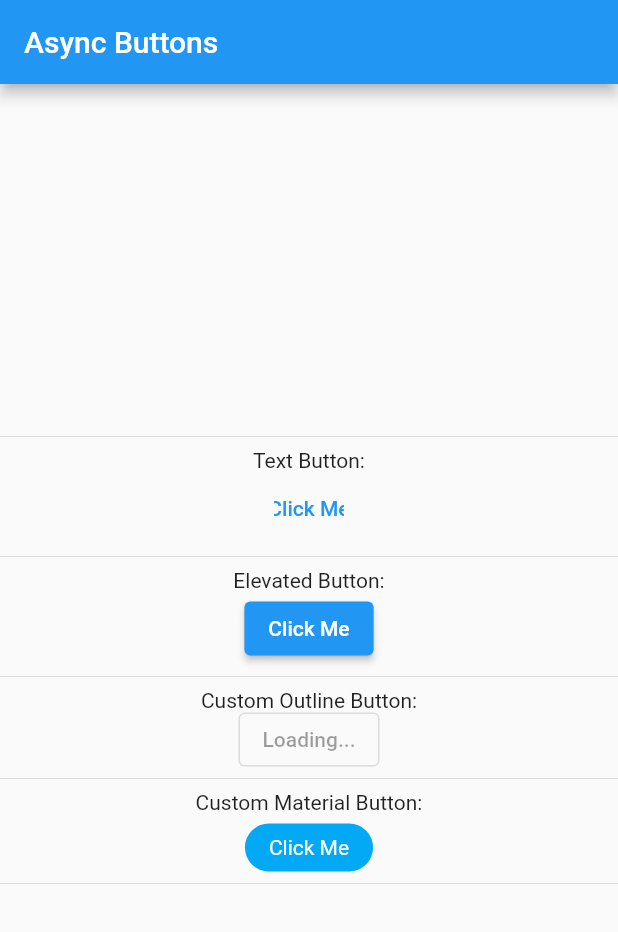
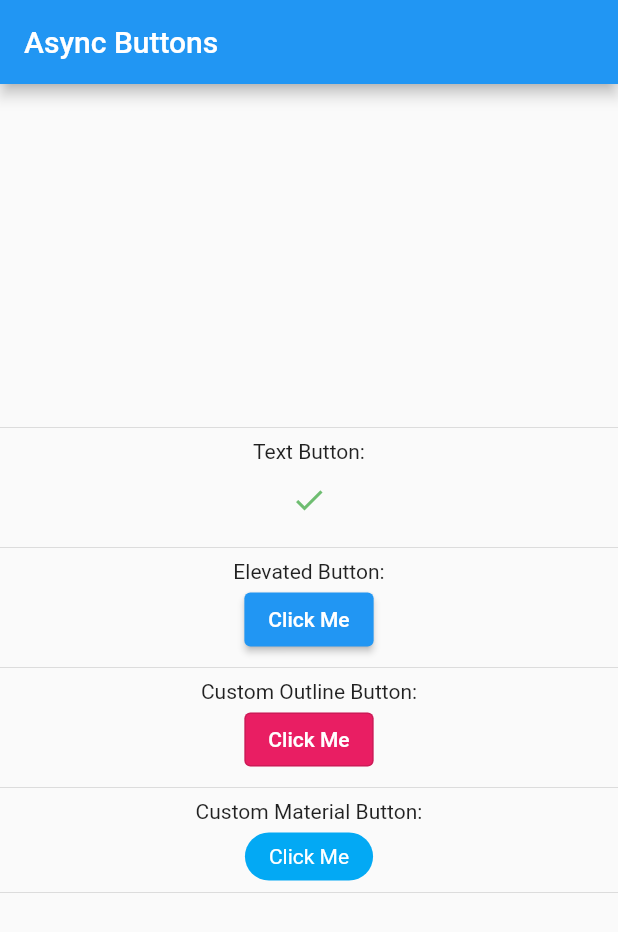
Before and after one commit to stargazing-dino/async_button_builder, a Flutter app: the screen it shows after launch, after a tap on "Click Me", on a phone screen of 412 x 824 dp. Shown: the top 932 px of the screen. Run offline on Flutter 3.47's test engine with Material 2 defaults, Android fonts, the phone set to English and light mode, and no system bars; our stand-ins replace freezed_annotation; generated files the repository leaves out were written again.

Commit message:
Missing docs and examples

````diff
--- a/example/lib/main.dart
+++ b/example/lib/main.dart
@@ -36,7 +36,6 @@ class MyHomePage extends StatelessWidget {
                 return TextButton(
                   child: child,
                   onPressed: callback,
-                  style: ButtonStyle(),
                 );
               },
             ),
@@ -59,19 +58,25 @@ class MyHomePage extends StatelessWidget {
             AsyncButtonBuilder(
               child: Text('Click Me'),
               loadingWidget: Text('Loading...'),
-              // Change me to see value change
-              isLoading: true,
               onPressed: () async {
                 await Future.delayed(Duration(seconds: 1));
+
+                throw 'shucks';
               },
-              builder: (context, child, callback, isLoading) {
+              builder: (context, child, callback, buttonState) {
+                final buttonColor = buttonState.when(
+                  idling: () => Colors.pink,
+                  loading: () => Colors.yellow,
+                  completing: () => Colors.deepPurple,
+                  erroring: () => Colors.blueGrey,
+                );
+
                 return OutlinedButton(
                   child: child,
                   onPressed: callback,
-                  style: ButtonStyle(
-                    tapTargetSize: isLoading
-                        ? MaterialTapTargetSize.shrinkWrap
-                        : MaterialTapTargetSize.padded,
+                  style: OutlinedButton.styleFrom(
+                    primary: Colors.white,
+                    backgroundColor: buttonColor,
                   ),
                 );
               },
@@ -83,8 +88,6 @@ class MyHomePage extends StatelessWidget {
               color: Colors.lightBlue,
               shape: StadiumBorder(),
               child: AsyncButtonBuilder(
-                valueColor: Colors.white,
-                loadingPadding: const EdgeInsets.all(8.0),
                 child: Padding(
                   padding: const EdgeInsets.symmetric(
                     horizontal: 16.0,
--- a/lib/async_button_builder.dart
+++ b/lib/async_button_builder.dart
@@ -1,3 +1,6 @@
+import 'dart:async';
+
+import 'package:async_button_builder/src/button_state/button_state.dart';
 import 'package:flutter/foundation.dart';
 import 'package:flutter/material.dart';
 
@@ -10,7 +13,7 @@ class AsyncButtonBuilder extends StatefulWidget {
     BuildContext context,
     Widget child,
     AsyncCallback? callback,
-    bool isLoading,
+    ButtonState buttonState,
   ) builder;
 
   /// The child of the button. In the case of an [IconButton], this can be a an
@@ -30,12 +33,13 @@ class AsyncButtonBuilder extends StatefulWidget {
   /// completes.
   final AsyncCallback onPressed;
 
-  /// This is used to manually drive the state of the loading button.
+  /// This is used to manually drive the state of the loading button thus
+  /// initiating the corresponding animation and button state
   ///
   /// Until otherwise requested, if the button is not loading it will still
   /// respond to presses and change the internal `isLoading`. In that case,
   /// this `isLoading` will not match the actual one of the widget.
-  final bool isLoading;
+  final ButtonState buttonState;
 
   /// This is used to manually drive the disabled state of the button.
   final bool disabled;
@@ -50,19 +54,35 @@ class AsyncButtonBuilder extends StatefulWidget {
   ///     valueColor: valueColor,
   ///   ),
   /// )
-  final Widget? loadingWidget;
+  final Widget loadingWidget;
 
-  /// This changes the color of the default [CircularProgressIndicator].
-  final Color? valueColor;
+  final AnimatedSwitcherTransitionBuilder idlingTransitionBuilder;
 
-  /// Optional padding around the child. This is useful if you are creating
-  /// your own button with [Material] and need padding around the inner child.
-  final EdgeInsets? padding;
+  final AnimatedSwitcherTransitionBuilder loadingTransitionBuilder;
 
-  /// Optional padding around the loading widget. This is useful if you are
-  /// creating your own button with [Material] and need a seperate padding
-  /// around the loading indicator unequal to the child's [padding].
-  final EdgeInsets? loadingPadding;
+  final AnimatedSwitcherTransitionBuilder completingTransitionBuilder;
+
+  final AnimatedSwitcherTransitionBuilder erroringTransitionBuilder;
+
+  /// The widget used to replace the [child] when the button is in a completing
+  /// state. If this is null the default widget is:
+  ///
+  /// SizedBox(
+  ///   height: 16.0,
+  ///   width: 16.0,
+  ///   child: Icons(Icon.check)
+  /// )
+  final Widget completingWidget;
+
+  final Duration completingIdleTime;
+
+  final Duration erroringIdleTime;
+
+  final Widget erroringWidget;
+
+  final Curve switchInCurve;
+
+  final Curve switchOutCurve;
 
   const AsyncButtonBuilder({
     Key? key,
@@ -70,12 +90,30 @@ class AsyncButtonBuilder extends StatefulWidget {
     required this.onPressed,
     required this.builder,
     this.duration = const Duration(milliseconds: 250),
-    this.isLoading = false,
+    this.buttonState = const ButtonState.idling(),
     this.disabled = false,
-    this.padding,
-    this.loadingWidget,
-    this.loadingPadding,
-    this.valueColor,
+    this.completingIdleTime = const Duration(seconds: 1),
+    this.erroringIdleTime = const Duration(seconds: 1),
+    this.loadingWidget = const SizedBox(
+      height: 16.0,
+      width: 16.0,
+      child: CircularProgressIndicator(),
+    ),
+    this.completingWidget = const Icon(
+      Icons.check,
+      color: Colors.green,
+    ),
+    this.erroringWidget = const Icon(
+      Icons.error,
+      color: Colors.red,
+    ),
+    this.loadingTransitionBuilder = AnimatedSwitcher.defaultTransitionBuilder,
+    this.idlingTransitionBuilder = AnimatedSwitcher.defaultTransitionBuilder,
+    this.completingTransitionBuilder =
+        AnimatedSwitcher.defaultTransitionBuilder,
+    this.erroringTransitionBuilder = AnimatedSwitcher.defaultTransitionBuilder,
+    this.switchInCurve = Curves.linear,
+    this.switchOutCurve = Curves.linear,
   }) : super(key: key);
 
   @override
@@ -84,19 +122,22 @@ class AsyncButtonBuilder extends StatefulWidget {
 
 class _AsyncButtonBuilderState extends State<AsyncButtonBuilder>
     with SingleTickerProviderStateMixin {
-  late bool isLoading;
+  late ButtonState buttonState;
+  late final AnimationController controller;
+  Timer? timer;
 
   @override
   void initState() {
-    isLoading = widget.isLoading;
+    buttonState = widget.buttonState;
+    // am I going to need a different controller for each animation?
     super.initState();
   }
 
   @override
   void didUpdateWidget(covariant AsyncButtonBuilder oldWidget) {
-    if (widget.isLoading != oldWidget.isLoading) {
+    if (widget.buttonState != oldWidget.buttonState) {
       setState(() {
-        isLoading = widget.isLoading;
+        buttonState = buttonState;
       });
     }
 
@@ -105,57 +146,89 @@ class _AsyncButtonBuilderState extends State<AsyncButtonBuilder>
 
   @override
   Widget build(BuildContext context) {
-    final color = widget.valueColor;
-    final padding = widget.padding;
-    final loadingPadding = widget.loadingPadding;
-    final valueColor =
-        color == null ? null : AlwaysStoppedAnimation<Color>(color);
-    final child = padding == null
-        ? widget.child
-        : Padding(padding: padding, child: widget.child);
-    var loadingWidget = widget.loadingWidget ??
-        SizedBox(
-          height: 16.0,
-          width: 16.0,
-          child: CircularProgressIndicator(
-            valueColor: valueColor,
-          ),
-        );
-    loadingWidget = loadingPadding == null
-        ? loadingWidget
-        : Padding(padding: loadingPadding, child: loadingWidget);
-
     return widget.builder(
       context,
       AnimatedSize(
         duration: widget.duration,
-        child: isLoading ? loadingWidget : child,
         vsync: this,
+        child: AnimatedSwitcher(
+          switchInCurve: widget.switchInCurve,
+          duration: widget.duration,
+          transitionBuilder: buttonState.when(
+            idling: () => widget.idlingTransitionBuilder,
+            loading: () => widget.loadingTransitionBuilder,
+            completing: () => widget.completingTransitionBuilder,
+            erroring: () => widget.erroringTransitionBuilder,
+          ),
+          child: buttonState.when(
+            idling: () => widget.child,
+            loading: () => widget.loadingWidget,
+            completing: () => widget.completingWidget,
+            erroring: () => widget.erroringWidget,
+          ),
+        ),
       ),
       widget.disabled
           ? null
-          : isLoading
-              ? null
-              : () async {
-                  // FIXME: I might not want to set isLoading if we're being
-                  // driven by widget.isLoading
+          : buttonState.maybeWhen(
+              idling: () => () async {
+                // FIXME: I might not want to set buttonState if we're being
+                // driven by widget.buttonState...
                 setState(() {
-                    isLoading = true;
+                  buttonState = ButtonState.loading();
                 });
 
                 try {
                   await widget.onPressed();
-                  } catch (error) {
-                    rethrow;
-                  } finally {
+
+                  timer?.cancel();
+
                   if (mounted) {
                     setState(() {
-                        isLoading = false;
+                      buttonState = ButtonState.completing();
+                    });
+
+                    timer = Timer(
+                      widget.completingIdleTime,
+                      () {
+                        timer?.cancel();
+
+                        if (mounted) {
+                          setState(() {
+                            buttonState = ButtonState.idling();
                           });
                         }
+                      },
+                    );
+                  }
+                } catch (error) {
+                  timer?.cancel();
+
+                  if (mounted) {
+                    setState(() {
+                      buttonState = ButtonState.erroring();
+                    });
+
+                    timer = Timer(
+                      widget.erroringIdleTime,
+                      () {
+                        timer?.cancel();
+
+                        if (mounted) {
+                          setState(() {
+                            buttonState = ButtonState.idling();
+                          });
                         }
                       },
-      isLoading,
+                    );
+                  }
+
+                  rethrow;
+                }
+              },
+              orElse: () => null,
+            ),
+      buttonState,
     );
   }
 }
--- /dev/null
+++ b/lib/src/button_state/button_state.dart
@@ -0,0 +1,38 @@
+import 'package:freezed_annotation/freezed_annotation.dart';
+
+part 'button_state.freezed.dart';
+
+/// This union class represents the state of the button in either a [Normal],
+/// [Loading] or [Completing] state. This can be considered a enum with extra
+/// utilities for ease of use.
+///
+/// {@tool snippet}
+///
+/// ```dart
+/// final buttonColor = buttonState.when(
+///   normal: () => Colors.pink,
+///   loading: () => Colors.red,
+///   completing: () => Colors.green,
+/// );
+/// ```
+/// {@end-tool}
+///
+/// You can also disregard other states and handle only those you'd like using
+/// the `.maybeWhen` syntax.
+///
+/// /// {@tool snippet}
+///
+/// ```dart
+/// final buttonColor = buttonState.maybeWhen(
+///   normal: () => Colors.pink,
+///   orElse: () => Colors.red,
+/// );
+/// ```
+/// {@end-tool}
+@freezed
+abstract class ButtonState with _$ButtonState {
+  const factory ButtonState.idling() = Idling;
+  const factory ButtonState.loading() = Loading;
+  const factory ButtonState.completing() = Completing;
+  const factory ButtonState.erroring() = Erroring;
+}
--- a/pubspec.yaml
+++ b/pubspec.yaml
@@ -10,10 +10,13 @@ environment:
 dependencies:
   flutter:
     sdk: flutter
+  freezed_annotation: ^0.13.0-nullsafety.0
 
 dev_dependencies:
   flutter_test:
     sdk: flutter
+  build_runner: ^1.10.13
+  freezed: ^0.13.0-nullsafety.0
   pedantic: ^1.10.0-nullsafety.3
 
 flutter:
````
Also changed, not shown: example/pubspec.lock, lib/src/button_state/button_state.freezed.dart (added), pubspec.lock, 5 other files. Lines whose indentation alone changed are shown as unchanged.
